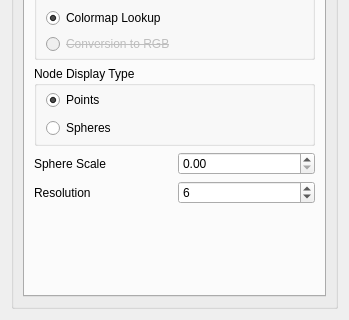
SCIInstitute/SCIRun, file src/Interface/Modules/Visualization/ShowField.ui: the form before one commit; both pictures show x 0 to 349 and y 236 to 556 of the 349 by 556 pixel window.
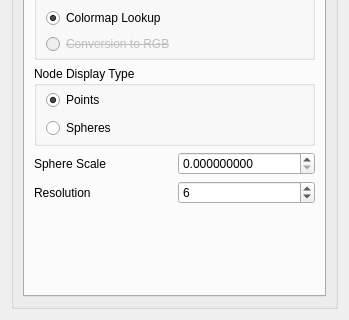
The form after the commit. The open tabs and pages were chosen to show the change.

Commit message:
Glyph scale precision increased
Suggested by @wgood

What changed in the file:
```diff
--- a/src/Interface/Modules/Visualization/ShowField.ui
+++ b/src/Interface/Modules/Visualization/ShowField.ui
@@ -231,6 +231,12 @@
                 <property name="enabled">
                  <bool>true</bool>
                 </property>
+                <property name="decimals">
+                 <number>9</number>
+                </property>
+                <property name="maximum">
+                 <double>999999999.000000000000000</double>
+                </property>
                 <property name="singleStep">
                  <double>0.100000000000000</double>
                 </property>
```
Left out of the diff: 5 changed lines with no effect on the pictures.
